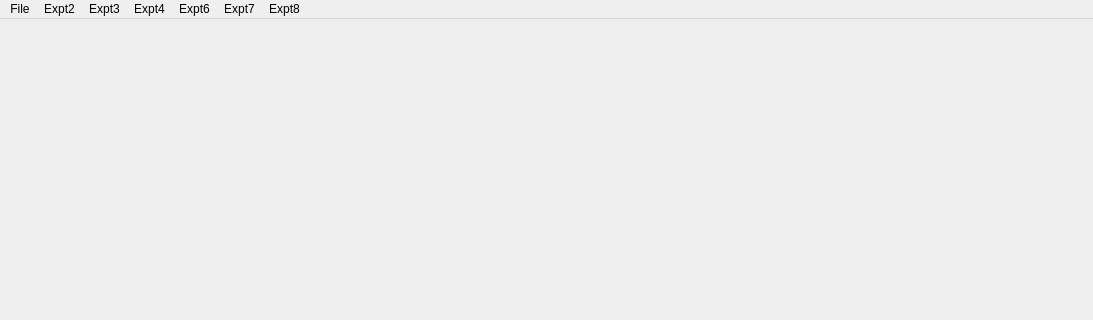
This is gui/guiMain copy.ui in Suniti13/ImageProcessing as Qt 5 draws it before an edit; both pictures show x 0 to 1093 and y 0 to 320 of the 1093 by 667 pixel window. The edited form follows.
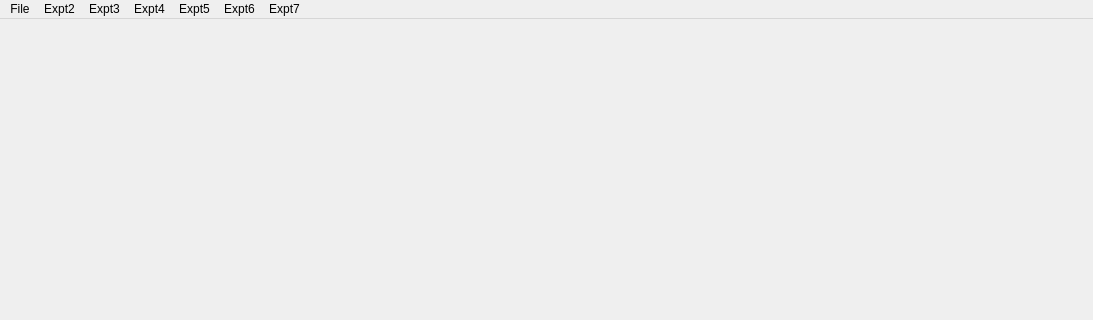
This is the edited form.

What changed in the file:
```diff
--- a/gui/guiMain copy.ui
+++ b/gui/guiMain copy.ui
@@ -76,13 +76,13 @@
     <addaction name="actionOpen"/>
     <addaction name="actionSave"/>
    </widget>
-   <widget class="QMenu" name="menuExpt1">
+   <widget class="QMenu" name="menuExpt2">
     <property name="title">
      <string>Expt2</string>
     </property>
     <addaction name="actionRGB_to_Grey"/>
    </widget>
-   <widget class="QMenu" name="menuExpt2">
+   <widget class="QMenu" name="menuExpt3">
     <property name="title">
      <string>Expt3</string>
     </property>
@@ -94,9 +94,9 @@
     </property>
     <addaction name="actionGrey_Level_Slicing"/>
    </widget>
-   <widget class="QMenu" name="menuExpt6">
+   <widget class="QMenu" name="menuExpt5">
     <property name="title">
-     <string>Expt6</string>
+     <string>Expt5</string>
     </property>
     <addaction name="actionBit_Plane_0"/>
     <addaction name="actionBit_Plane_1"/>
@@ -107,23 +107,23 @@
     <addaction name="actionBit_Plane_6"/>
     <addaction name="actionBit_Plane_7"/>
    </widget>
-   <widget class="QMenu" name="menuExpt7">
+   <widget class="QMenu" name="menuExpt6">
     <property name="title">
      <string>Expt7</string>
     </property>
    </widget>
-   <widget class="QMenu" name="menuExpt8">
+   <widget class="QMenu" name="menuExpt7">
     <property name="title">
-     <string>Expt8</string>
+     <string>Expt6</string>
     </property>
    </widget>
    <addaction name="menuFile"/>
-   <addaction name="menuExpt1"/>
    <addaction name="menuExpt2"/>
+   <addaction name="menuExpt3"/>
    <addaction name="menuExpt4"/>
-   <addaction name="menuExpt6"/>
+   <addaction name="menuExpt5"/>
    <addaction name="menuExpt7"/>
-   <addaction name="menuExpt8"/>
+   <addaction name="menuExpt6"/>
   </widget>
   <widget class="QStatusBar" name="statusbar"/>
   <action name="actionOpen">
```
Left out of the diff: 18 changed lines with no effect on the pictures.
